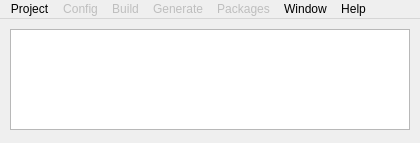
Qt form vcbld-gui/mainwindow.ui (dreamplayerzhang/vcbld) before a commit.
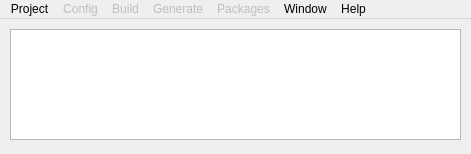
The same form after that commit.

```diff
--- a/vcbld-gui/mainwindow.ui
+++ b/vcbld-gui/mainwindow.ui
@@ -6,8 +6,8 @@
    <rect>
     <x>0</x>
     <y>0</y>
-    <width>420</width>
-    <height>143</height>
+    <width>471</width>
+    <height>154</height>
    </rect>
   </property>
   <property name="windowTitle">
@@ -19,8 +19,8 @@
      <rect>
       <x>10</x>
       <y>10</y>
-      <width>400</width>
-      <height>101</height>
+      <width>451</width>
+      <height>111</height>
      </rect>
     </property>
    </widget>
@@ -30,7 +30,7 @@
     <rect>
      <x>0</x>
      <y>0</y>
-     <width>420</width>
+     <width>471</width>
      <height>22</height>
     </rect>
    </property>
```
